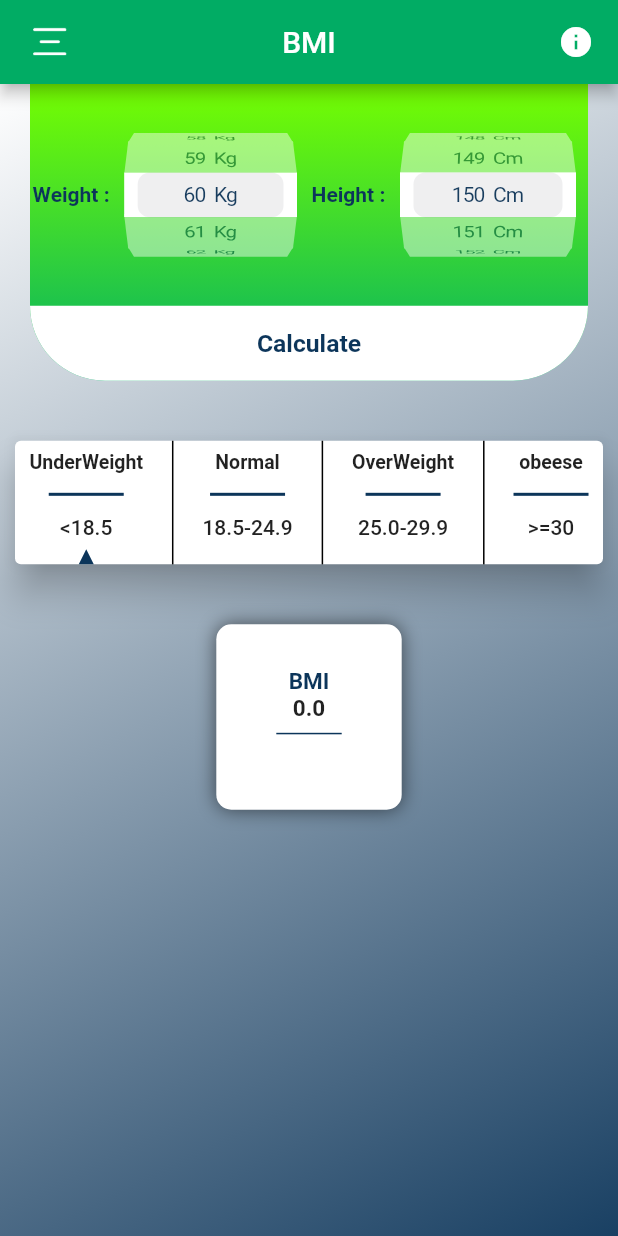
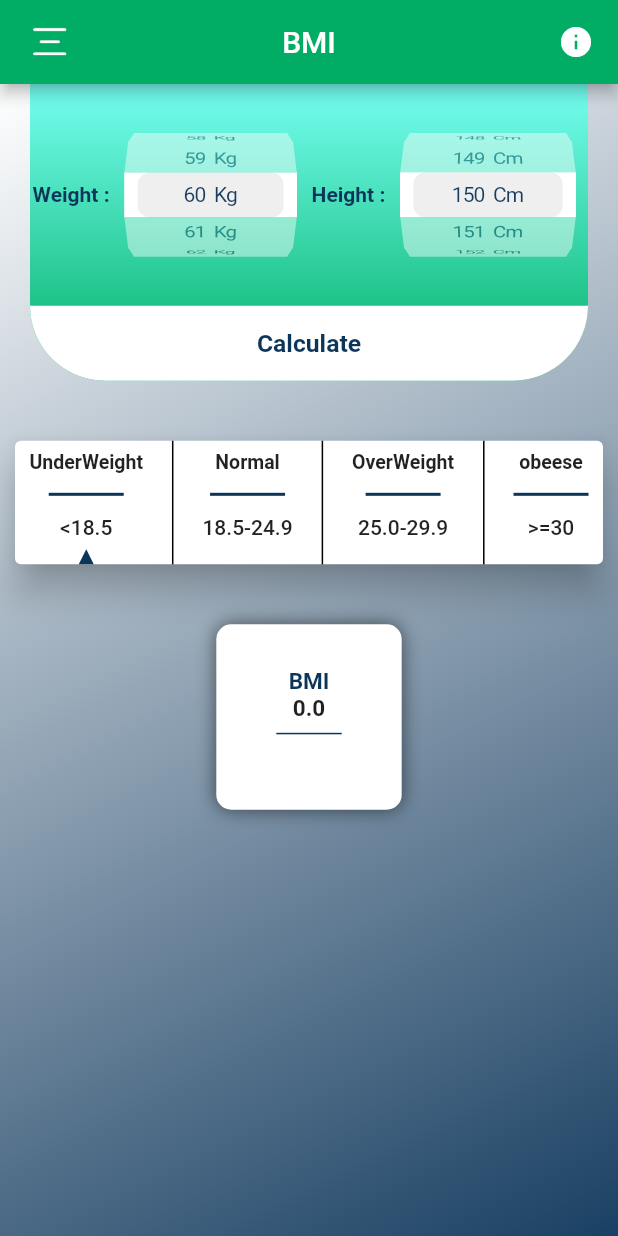
Before and after one commit to rajeshamby521/way2fitlite, a Flutter app: the CurrentBMIScreen screen opened directly, on a phone screen of 412 x 824 dp. Run offline on Flutter 3.47's test engine with Material 2 defaults, Android fonts, the phone set to English and light mode, and no system bars; our stand-ins replace bloc, connectivity, dartz, device_info, dio, equatable and 11 more; missing offline and left inert: animated_widgets, animator, ext_video_player, facebook_audience_network, firebase_admob; accounts and stored records are empty.

```diff
--- a/lib/ui_helper/colors.dart
+++ b/lib/ui_helper/colors.dart
@@ -5,7 +5,7 @@ Color lightTheme = Color.fromRGBO(12, 53, 90, 0.5);
 Color veryLightTheme = Color.fromRGBO(12, 53, 90, 0.2);
 
 // Color gradientStart = Color.fromRGBO(58, 131, 120, 0.5); //76FF00
-Color gradientStart = Color(0xff76FF00); //76FF00
+Color gradientStart = Color(0xff76FFF1); //76FF00
 // Color gradientStartDark = Color.fromRGBO(58, 131, 120, 1);
 // Color gradientEnd = Color.fromRGBO(211, 216, 98, 1);
 Color gradientEnd = Color(0xff00AF65);
```
